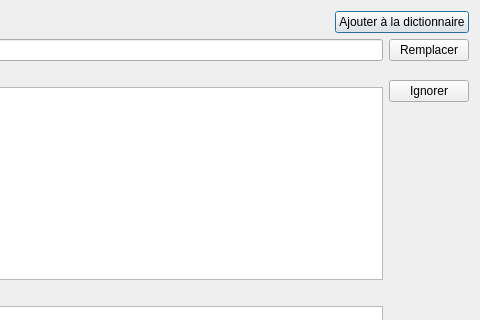
First picture: the form in spellcheckdialog.ui, repository AlypieFr/qrecipewriter, before the edit; both pictures show x 221 to 701 and y 0 to 320 of the 701 by 509 pixel window.
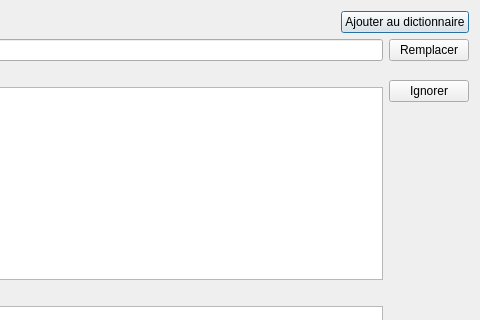
Second picture: the form after the edit.

```diff
--- a/spellcheckdialog.ui
+++ b/spellcheckdialog.ui
@@ -37,7 +37,7 @@
    <item row="0" column="2" colspan="2">
     <widget class="QPushButton" name="btnAddToDict">
      <property name="text">
-      <string>Ajouter à la dictionnaire</string>
+      <string>Ajouter au dictionnaire</string>
      </property>
     </widget>
    </item>
```
